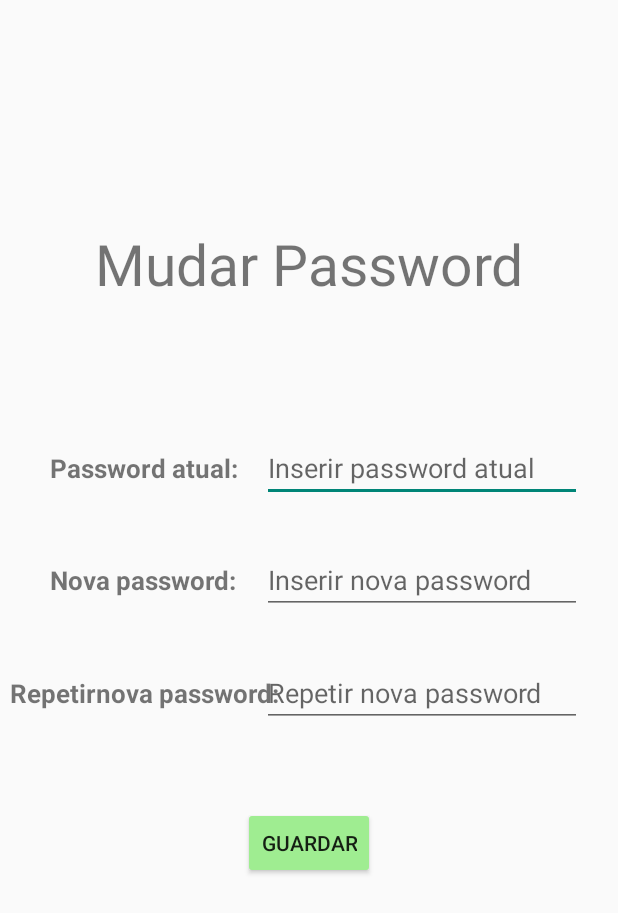
After one commit to Brunofgm7/HoqueiApp, an Android app: the fragment MudarPasswordFragment shown on its own in the app's theme, on a phone screen of 412 x 824 dp. The commit adds this screen. Shown: the top 913 px of the screen. Run offline under Robolectric (Android 15) with nearby library versions, the phone set to English and light mode, and no system bars.

Commit message:
registo e login 100%, no perfil ja muda o email, só falta mudar a password

```diff
--- /dev/null
+++ b/app/src/main/java/com/example/apphoquei/MudarPasswordFragment.kt
@@ -0,0 +1,20 @@
+package com.example.apphoquei
+
+import android.os.Bundle
+import androidx.fragment.app.Fragment
+import android.view.LayoutInflater
+import android.view.View
+import android.view.ViewGroup
+
+class MudarPasswordFragment : Fragment() {
+    override fun onCreateView(inflater: LayoutInflater, container: ViewGroup?, savedInstanceState: Bundle?): View? {
+
+        val view = inflater.inflate(R.layout.fragment_mudar_password, container, false)
+
+        return view
+    }
+
+    companion object {
+        fun newInstance(): MudarPasswordFragment = MudarPasswordFragment()
+    }
+}
--- a/app/src/main/res/layout/fragment_login.xml
+++ b/app/src/main/res/layout/fragment_login.xml
@@ -20,7 +20,7 @@
         android:layout_gravity="center"
         android:layout_marginBottom="50dp"
         android:ems="10"
-        android:hint="Email"
+        android:hint="@string/email2"
         android:inputType="textEmailAddress"
         android:autofillHints="" />
 
--- /dev/null
+++ b/app/src/main/res/layout/fragment_mudar_password.xml
@@ -0,0 +1,96 @@
+<?xml version="1.0" encoding="utf-8"?>
+<FrameLayout xmlns:android="http://schemas.android.com/apk/res/android"
+    xmlns:tools="http://schemas.android.com/tools"
+    android:layout_width="match_parent"
+    android:layout_height="match_parent"
+    tools:context=".MudarPasswordFragment">
+
+    <TextView
+        android:id="@+id/textView2"
+        android:layout_width="wrap_content"
+        android:layout_height="wrap_content"
+        android:layout_gravity="center"
+        android:layout_marginStart="-110dp"
+        android:layout_marginBottom="100dp"
+        android:text="@string/password_atual"
+        android:textSize="17sp"
+        android:textStyle="bold" />
+
+    <TextView
+        android:id="@+id/textView4"
+        android:layout_width="wrap_content"
+        android:layout_height="wrap_content"
+        android:layout_gravity="center"
+        android:layout_marginStart="-110dp"
+        android:layout_marginBottom="25dp"
+        android:text="@string/nova_password"
+        android:textSize="17sp"
+        android:textStyle="bold" />
+
+    <TextView
+        android:id="@+id/textView6"
+        android:layout_width="match_parent"
+        android:layout_height="wrap_content"
+        android:layout_marginTop="150dp"
+        android:gravity="center"
+        android:text="@string/mudar_password"
+        android:textSize="38sp"/>
+
+    <TextView
+        android:id="@+id/textView5"
+        android:layout_width="wrap_content"
+        android:layout_height="wrap_content"
+        android:layout_gravity="center"
+        android:layout_marginStart="-110dp"
+        android:layout_marginTop="50dp"
+        android:text="@string/repetir_nova_password"
+        android:textAlignment="center"
+        android:textSize="17sp"
+        android:textStyle="bold" />
+
+    <EditText
+        android:id="@+id/textPassAtual"
+        android:layout_width="wrap_content"
+        android:layout_height="wrap_content"
+        android:layout_gravity="center"
+        android:layout_marginStart="75dp"
+        android:layout_marginBottom="100dp"
+        android:ems="10"
+        android:hint="@string/inserir_password_atual"
+        android:inputType="textPassword"
+        android:importantForAutofill="no" />
+
+    <EditText
+        android:id="@+id/textNovaPass"
+        android:layout_width="wrap_content"
+        android:layout_height="wrap_content"
+        android:layout_gravity="center"
+        android:layout_marginStart="75dp"
+        android:layout_marginBottom="25dp"
+        android:ems="10"
+        android:hint="@string/inserir_nova_password"
+        android:inputType="textPassword"
+        android:importantForAutofill="no" />
+
+    <EditText
+        android:id="@+id/textRepetirNovaPass"
+        android:layout_width="wrap_content"
+        android:layout_height="wrap_content"
+        android:layout_gravity="center"
+        android:layout_marginStart="75dp"
+        android:layout_marginTop="50dp"
+        android:ems="10"
+        android:hint="@string/repetir_nova_password2"
+        android:inputType="textPassword"
+        android:importantForAutofill="no" />
+
+    <Button
+        android:id="@+id/BotaoGuardar"
+        android:layout_width="wrap_content"
+        android:layout_height="wrap_content"
+        android:layout_gravity="center"
+        android:layout_marginTop="150dp"
+        android:backgroundTint="#9FED91"
+        android:text="@string/guardar" />
+
+</FrameLayout>
--- a/app/src/main/res/values/strings.xml
+++ b/app/src/main/res/values/strings.xml
@@ -30,4 +30,19 @@
     values-round/strings.xml for round devices.
     -->
     <string name="hello_world">Hello Square World!</string>
+    <string name="email_atual">Email atual:</string>
+    <string name="mudar_email2">Mudar email</string>
+    <string name="novo_email">Novo email:</string>
+    <string name="guardar2">Guardar</string>
+    <string name="inserir_novo_email">Inserir novo email</string>
+    <string name="password_atual">Password atual:</string>
+    <string name="mudar_password2">Mudar password</string>
+    <string name="nova_password">Nova password:</string>
+    <string name="repetir_nova_password">Repetir<br/>nova password:</string>
+    <string name="inserir_password_atual">Inserir password atual</string>
+    <string name="inserir_nova_password">Inserir nova password</string>
+    <string name="guardar3">Guardar</string>
+    <string name="repetir_nova_password2">Repetir nova password</string>
+    <string name="nome3">Nome</string>
+    <string name="nome2">Nome:</string>
 </resources>
```
Also changed, not shown: app/src/main/java/com/example/apphoquei/LoginFragment.kt (+3 -9 lines), app/src/main/java/com/example/apphoquei/MainActivity.kt (+35 -48 lines), app/src/main/java/com/example/apphoquei/MudarEmailFragment.kt (added, +84 -0 lines), app/src/main/java/com/example/apphoquei/PerfilFragment.kt (+91 -10 lines), app/src/main/res/layout/fragment_mudar_email.xml (added, +70 -0 lines), app/src/main/res/layout/fragment_perfil.xml (+16 -30 lines).
